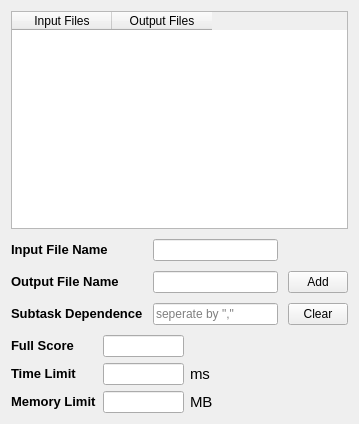
The window that forms/testcaseeditwidget.ui (Project-LemonLime/Project_LemonLime) describes before a commit, drawn with Qt 5.
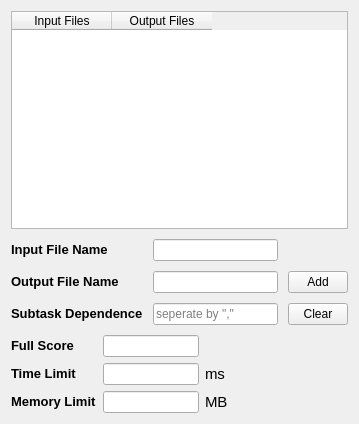
The same window after the commit. Icons and pictures are not drawn. Custom widgets are drawn as their Qt base class.

```diff
--- a/forms/testcaseeditwidget.ui
+++ b/forms/testcaseeditwidget.ui
@@ -269,13 +269,13 @@
       <widget class="QLineEdit" name="fullScore">
        <property name="minimumSize">
         <size>
-         <width>51</width>
+         <width>96</width>
          <height>22</height>
         </size>
        </property>
        <property name="maximumSize">
         <size>
-         <width>81</width>
+         <width>96</width>
          <height>22</height>
         </size>
        </property>
@@ -317,13 +317,13 @@
       <widget class="QLineEdit" name="timeLimit">
        <property name="minimumSize">
         <size>
-         <width>51</width>
+         <width>96</width>
          <height>22</height>
         </size>
        </property>
        <property name="maximumSize">
         <size>
-         <width>81</width>
+         <width>96</width>
          <height>22</height>
         </size>
        </property>
@@ -385,13 +385,13 @@
       <widget class="QLineEdit" name="memoryLimit">
        <property name="minimumSize">
         <size>
-         <width>51</width>
+         <width>96</width>
          <height>22</height>
         </size>
        </property>
        <property name="maximumSize">
         <size>
-         <width>81</width>
+         <width>96</width>
          <height>22</height>
         </size>
        </property>
```
